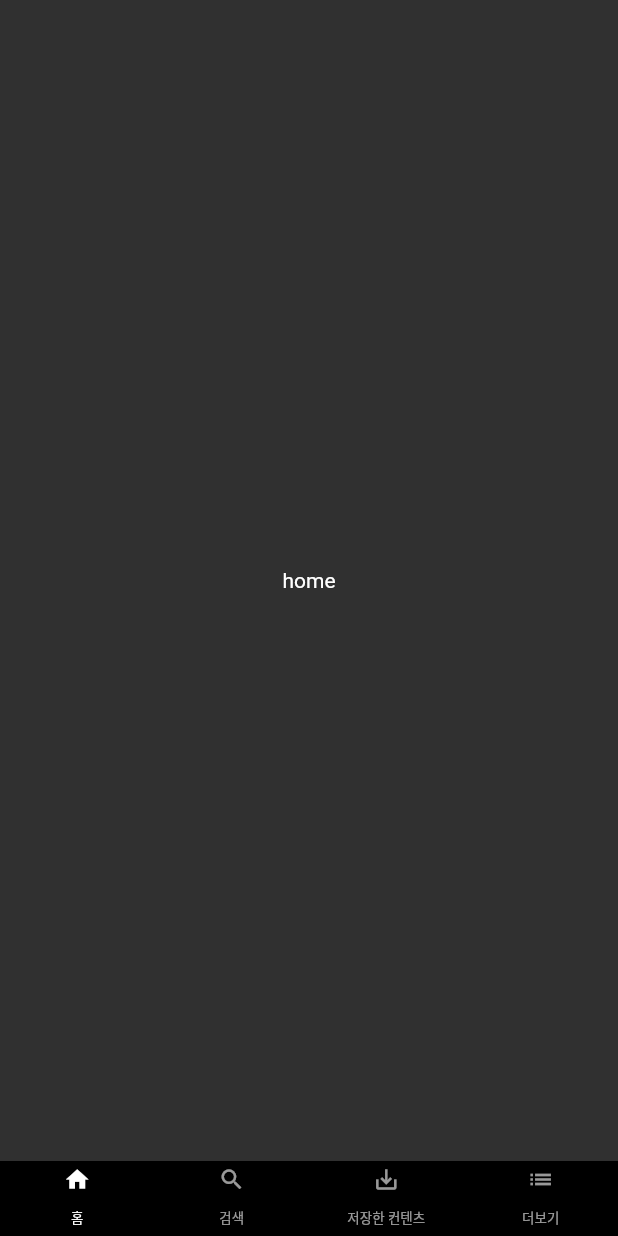
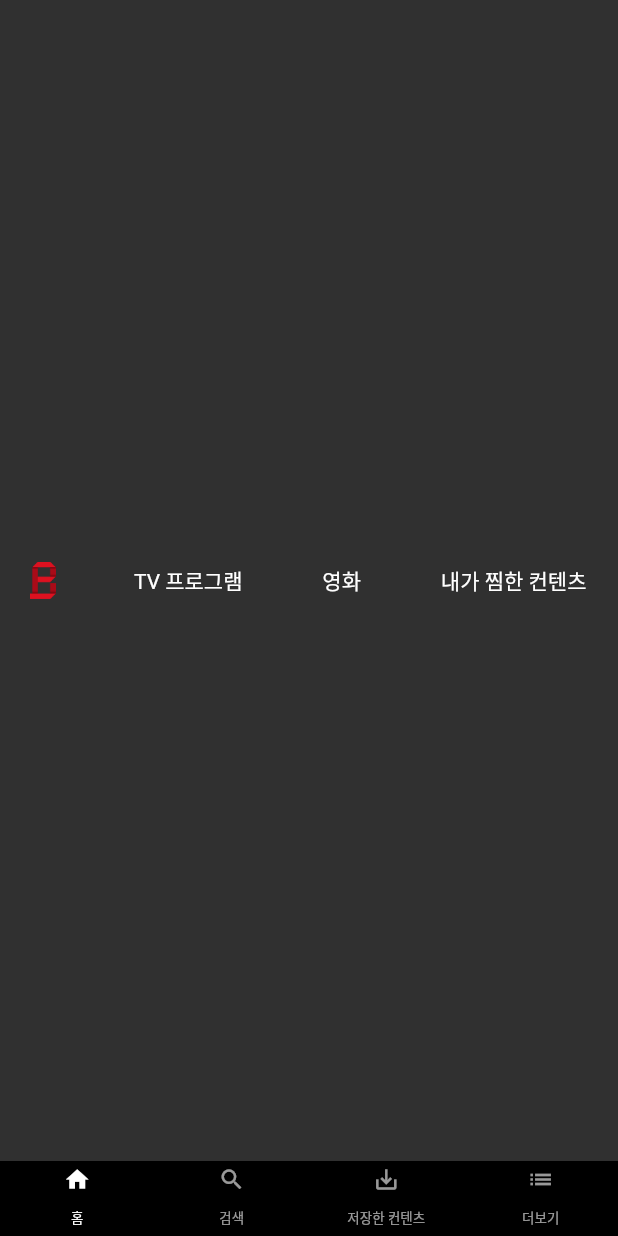
Before and after one commit to hoonyhoney/netflix_clone, a Flutter app: the screen it shows after launch, on a phone screen of 412 x 824 dp. Run offline on Flutter 3.47's test engine with Material 2 defaults, Android fonts, the phone set to English and light mode, and no system bars; our stand-ins replace carousel_slider.

```diff
--- a/lib/main.dart
+++ b/lib/main.dart
@@ -1,4 +1,5 @@
 import 'package:flutter/material.dart';
+import 'package:netflix/screen/home_screen.dart';
 import 'package:netflix/widget/bottom_bar.dart';
 
 void main() => runApp(MyApp());
@@ -24,14 +25,10 @@ class _MyAppState extends State<MyApp> {
           body: TabBarView(
             physics: NeverScrollableScrollPhysics(),
             children: [
+              HomeScreen(),
               Container(
                 child: Center(
-                  child: Text('home'),
-                ),
-              ),
-              Container(
-                child: Center(
-                  child: Text('search'),
+                  child: Text('search1'),
                 ),
               ),
               Container(
--- /dev/null
+++ b/lib/model/model_movie.dart
@@ -0,0 +1,15 @@
+class Movie{
+  final String title;
+  final String keyword;
+  final String poster;
+  final bool like;
+
+  Movie.fromMap(Map<String,dynamic> map)
+  : title = map['title'],
+  keyword = map['keyword'],
+  poster  = map['poster'],
+  like = map['like'];
+
+  @override
+  String toString() => "Movie<$title:$keyword>";
+}
--- /dev/null
+++ b/lib/screen/home_screen.dart
@@ -0,0 +1,71 @@
+import 'package:flutter/material.dart';
+
+import '../model/model_movie.dart';
+
+class HomeScreen extends StatefulWidget {
+  @override
+  _HomeScreenState createState() => _HomeScreenState();
+}
+
+class _HomeScreenState extends State<HomeScreen> {
+  List<Movie> movies =[
+    Movie.fromMap(
+        {
+          'title':'사랑의 불시착',
+          'keyword':'사랑/로맨스/판타지',
+          'poster' : 'test_movie1.png',
+          'like' :false
+        }
+    )
+  ];
+  @override
+  void initState() {
+    // TODO: implement initState
+    super.initState();
+  }
+
+  @override
+  Widget build(BuildContext context) {
+    return TopBar();
+  }
+}
+
+class TopBar extends StatelessWidget {
+  @override
+  Widget build(BuildContext context) {
+    return Container(
+      padding: EdgeInsets.fromLTRB(20, 7, 20, 7),
+      child: Row(
+        mainAxisAlignment: MainAxisAlignment.spaceBetween,
+        children: [
+          Image.asset(
+            'images/bbongflix_logo.png',
+            fit: BoxFit.contain,
+            height: 25,
+          ),
+          Container(
+            padding: EdgeInsets.only(right: 1),
+            child: Text(
+              'TV 프로그램',
+              style: TextStyle(fontSize: 14),
+            ),
+          ),
+          Container(
+            padding: EdgeInsets.only(right: 1),
+            child: Text(
+              '영화',
+              style: TextStyle(fontSize: 14),
+            ),
+          ),
+          Container(
+            padding: EdgeInsets.only(right: 1),
+            child: Text(
+              '내가 찜한 컨텐츠',
+              style: TextStyle(fontSize: 14),
+            ),
+          ),
+        ],
+      ),
+    );
+  }
+}
```
Also changed, not shown: lib/widget/carousel_slider.dart (added, +44 -0 lines), pubspec.yaml (+4 -30 lines), images/bbongflix_logo.png (added), pubspec.lock, 2 other files.
